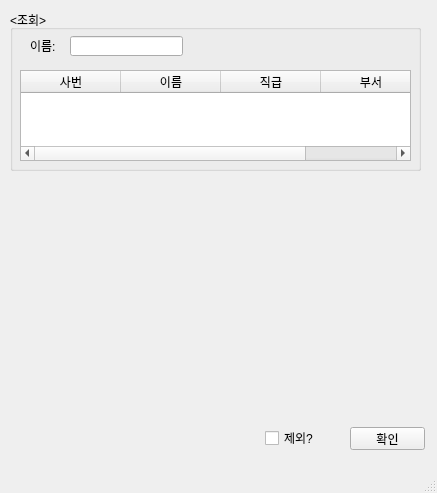
First picture: the form in main_window.ui, repository kinonia/python-script, before the edit.
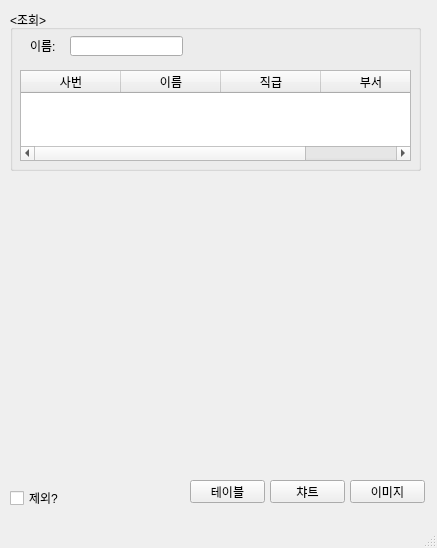
Second picture: the form after the edit.

Commit message: 차트, 이미지 로딩 추가/수정

What changed in the file:
```diff
--- a/main_window.ui
+++ b/main_window.ui
@@ -7,7 +7,7 @@
     <x>0</x>
     <y>0</y>
     <width>437</width>
-    <height>493</height>
+    <height>548</height>
    </rect>
   </property>
   <property name="windowTitle">
@@ -83,21 +83,21 @@
    <widget class="QPushButton" name="btnOk">
     <property name="geometry">
      <rect>
-      <x>350</x>
-      <y>427</y>
+      <x>190</x>
+      <y>480</y>
       <width>75</width>
       <height>23</height>
      </rect>
     </property>
     <property name="text">
-     <string>확인</string>
+     <string>테이블</string>
     </property>
    </widget>
    <widget class="QCheckBox" name="chkExclude">
     <property name="geometry">
      <rect>
-      <x>265</x>
-      <y>430</y>
+      <x>10</x>
+      <y>490</y>
       <width>81</width>
       <height>16</height>
      </rect>
@@ -112,11 +112,37 @@
       <x>10</x>
       <y>180</y>
       <width>411</width>
-      <height>231</height>
+      <height>291</height>
      </rect>
     </property>
     <layout class="QVBoxLayout" name="wgtChart"/>
    </widget>
+   <widget class="QPushButton" name="btnChart">
+    <property name="geometry">
+     <rect>
+      <x>270</x>
+      <y>480</y>
+      <width>75</width>
+      <height>23</height>
+     </rect>
+    </property>
+    <property name="text">
+     <string>챠트</string>
+    </property>
+   </widget>
+   <widget class="QPushButton" name="btnImage">
+    <property name="geometry">
+     <rect>
+      <x>350</x>
+      <y>480</y>
+      <width>75</width>
+      <height>23</height>
+     </rect>
+    </property>
+    <property name="text">
+     <string>이미지</string>
+    </property>
+   </widget>
   </widget>
   <widget class="QMenuBar" name="menubar">
    <property name="geometry">
```
Left out of the diff: 2 changed lines with no effect on the pictures. The commit also changes 2 other files.
